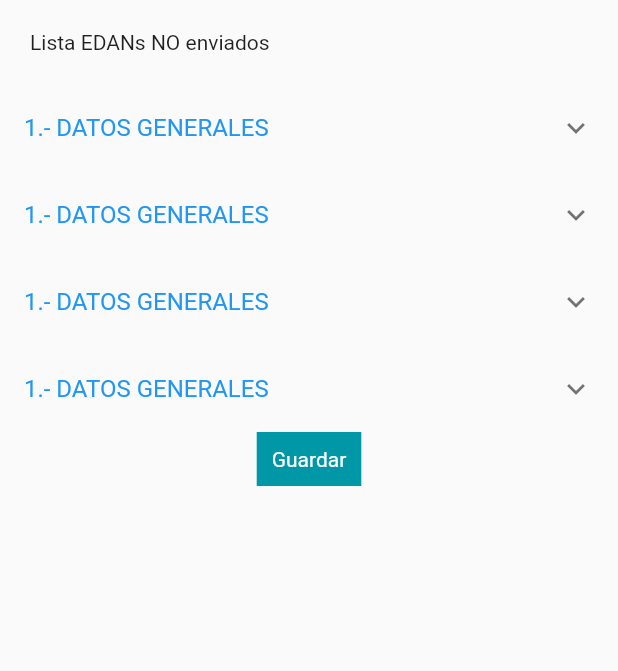
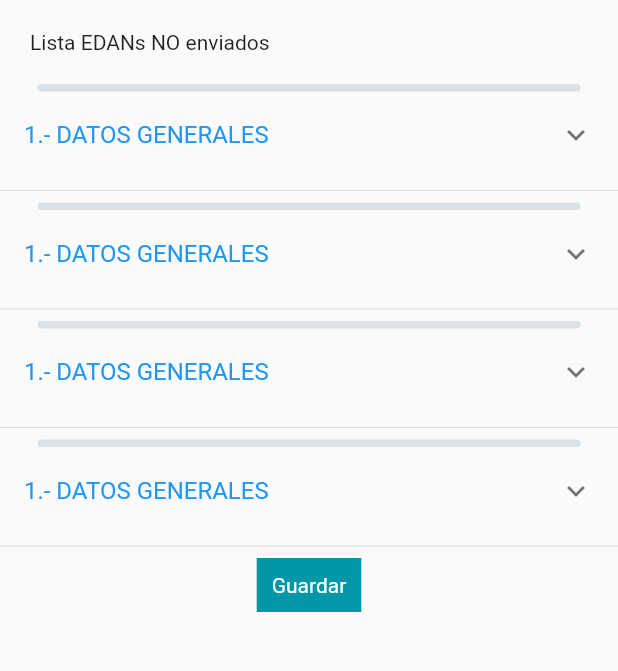
Before and after one commit to AleMancilla/ministerio-de-salud, a Flutter app: the PageEdans screen opened directly, on a phone screen of 412 x 824 dp, the part 75-746 px from its top. Run offline on Flutter 3.47's test engine with Material 2 defaults, Android fonts, the light colour scheme and no system bars.

Commit message:
bound edan 2

```diff
--- a/lib/pages/list_edans/page_edans.dart
+++ b/lib/pages/list_edans/page_edans.dart
@@ -58,10 +58,10 @@ class _PageEdansState extends State<PageEdans> {
               child: SingleChildScrollView(
                 child: Column(
                   children: [
-                    _datosGenerales(),
-                    _datosGenerales(),
-                    _datosGenerales(),
-                    _datosGenerales(),
+                    _datosGenerales(size),
+                    _datosGenerales(size),
+                    _datosGenerales(size),
+                    _datosGenerales(size),
                     _buttonSelect('Guardar'),
                   ],
                 ),
@@ -73,26 +73,42 @@ class _PageEdansState extends State<PageEdans> {
     );
   }
 
-  Widget _datosGenerales() {
-    return ExpansionTile(
+  Widget _datosGenerales(Size size) {
+    return Column(
+      children: [
+        Container(
+          width: size.width - 50,
+          height: 5,
+          decoration: BoxDecoration(
+              color: Colors.blueGrey.withOpacity(0.2),
+              borderRadius: BorderRadius.circular(100)),
+        ),
+        ExpansionTile(
           title: const TitleExpansion(texto: '1.- DATOS GENERALES'),
           children: <Widget>[
             InputExpanded(
                 title: 'Nombre de contacto', controller: controllerNombre),
-        InputExpanded(title: 'Cargo de contacto', controller: controllerNombre),
+            InputExpanded(
+                title: 'Cargo de contacto', controller: controllerNombre),
             InputExpanded(
                 title: 'Dirección de contacto', controller: controllerNombre),
             InputExpanded(
-            title: 'Telefono fijo de contacto', controller: controllerNombre),
+                title: 'Telefono fijo de contacto',
+                controller: controllerNombre),
             InputExpanded(
-            title: 'Telefono movil de contacto', controller: controllerNombre),
-        InputExpanded(title: 'Comunidad o zona', controller: controllerNombre),
+                title: 'Telefono movil de contacto',
+                controller: controllerNombre),
+            InputExpanded(
+                title: 'Comunidad o zona', controller: controllerNombre),
             InputExpanded(
                 title: 'Para llegar al lugar se parte de (lugar):',
                 controller: controllerNombre),
             InputExpanded(
                 title: 'Tiempo de llegada al lugar (en horas)',
                 controller: controllerNombre),
+          ],
+        ),
+        Divider()
       ],
     );
   }
```
Lines whose indentation alone changed are shown as unchanged.
